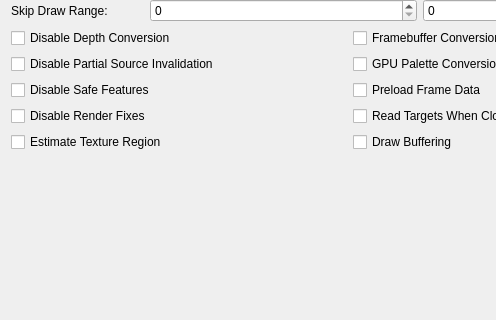
This is pcsx2-qt/Settings/GraphicsHardwareFixesSettingsTab.ui in PCSX2/pcsx2 as Qt 5 draws it before an edit; both pictures show x 0 to 496 and y 180 to 500 of the 700 by 500 pixel window. The edited form follows.
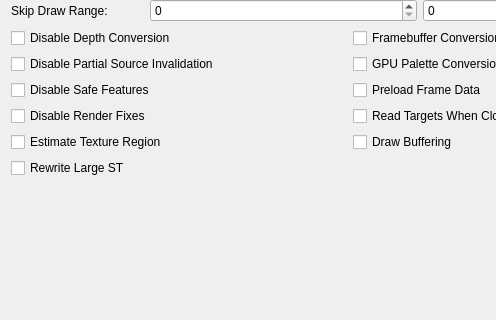
This is the edited form.

Commit message:
GS/HW: Rewrite vertices if large ST.
Adds vertex rewriting functionality to both HW/SW. Aggressive version is user hack. Adds a GameDB hack for Ridge Racer V and Destruction Derby Arena. For SW, a less aggressive version is used if the hack is not enabled.

What changed in the file:
```diff
--- a/pcsx2-qt/Settings/GraphicsHardwareFixesSettingsTab.ui
+++ b/pcsx2-qt/Settings/GraphicsHardwareFixesSettingsTab.ui
@@ -271,6 +271,13 @@
    </item>
    <item row="7" column="0" colspan="2">
    <layout class="QGridLayout" name="hwFixesLayout">
+     <item row="5" column="0">
+      <widget class="QCheckBox" name="rewriteLargeST">
+       <property name="text">
+        <string>Rewrite Large ST</string>
+       </property>
+      </widget>
+     </item>
      <item row="4" column="1">
       <widget class="QCheckBox" name="drawBuffering">
        <property name="text">
```
Left out of the diff: 1 changed line with no effect on the pictures. The commit also changes 15 other files.
